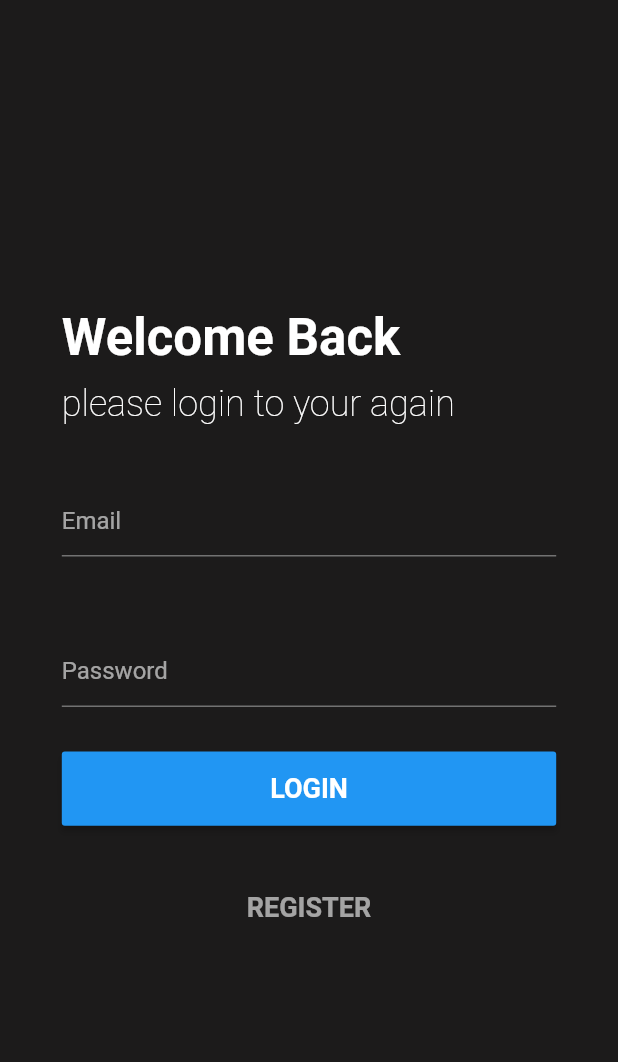
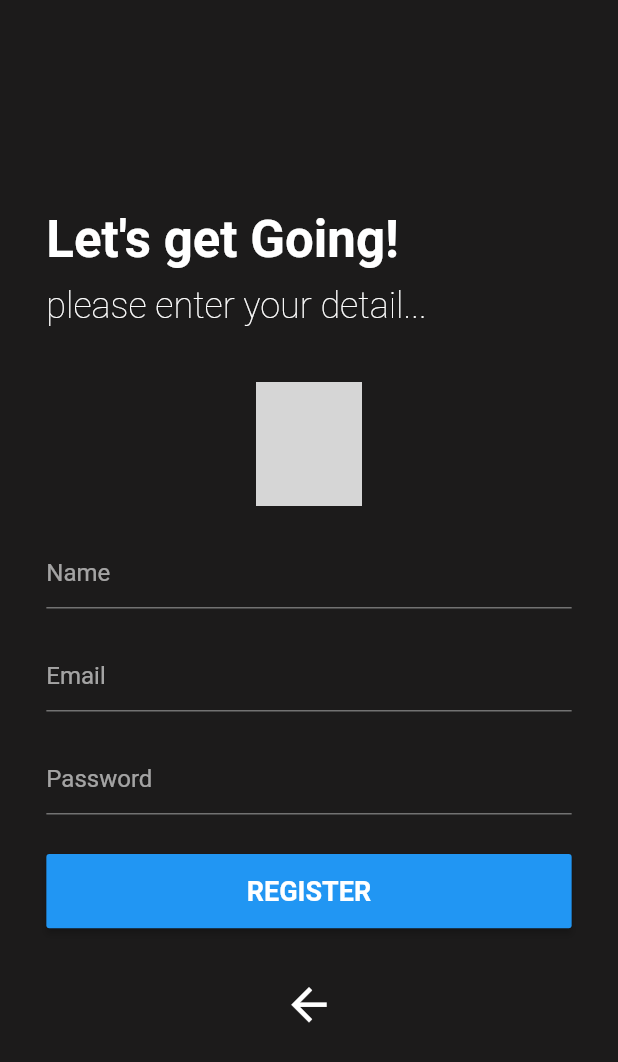
Before and after one commit to Last-dreamer/chatify, a Flutter app: the screen it shows after launch, on a phone screen of 412 x 824 dp. Shown: the top 1062 px of the screen. Run offline on Flutter 3.47's test engine with Material 2 defaults, Android fonts, the phone set to English and light mode, and no system bars; our stand-ins replace firebase_auth, firebase_core; accounts and stored records are empty; network calls fail; grey boxes are pictures that could not be loaded.

Commit message:
adding registeration UI

```diff
--- a/lib/main.dart
+++ b/lib/main.dart
@@ -1,13 +1,14 @@
 
 
 import 'package:chatify/pages/login_page.dart';
+import 'package:chatify/pages/registeration_page.dart';
 import 'package:firebase_core/firebase_core.dart';
 import 'package:flutter/cupertino.dart';
 import 'package:flutter/material.dart';
 
-void main(){
+main() async {
   WidgetsFlutterBinding.ensureInitialized();
-  Firebase.initializeApp();
+  await Firebase.initializeApp();
   runApp(MyApp());
 }
 
@@ -16,6 +17,7 @@ class MyApp extends StatelessWidget {
 
   @override
   Widget build(BuildContext context) {
+
     return MaterialApp(
       title: "My Chatify",
       debugShowCheckedModeBanner: false,
@@ -25,7 +27,7 @@ class MyApp extends StatelessWidget {
         accentColor: Color.fromRGBO(42,117, 188, 1),
         backgroundColor: Color.fromRGBO(28,27, 27, 1),
       ),
-      home: LogIn(),
+      home: RegisterationPage(),
     );
   }
 }
--- a/lib/pages/login_page.dart
+++ b/lib/pages/login_page.dart
@@ -1,3 +1,4 @@
+import 'package:chatify/pages/registeration_page.dart';
 import 'package:chatify/providers/auth_provider.dart';
 import 'package:chatify/services/snackbar_service.dart';
 import 'package:flutter/cupertino.dart';
@@ -6,7 +7,6 @@ import 'package:provider/provider.dart';
 
 class LogIn extends StatefulWidget {
   const LogIn({Key? key}) : super(key: key);
-
   @override
   _LogInState createState() => _LogInState();
 }
@@ -44,9 +44,8 @@ class _LogInState extends State<LogIn> {
   }
 
   Widget _loginPageUI() {
+    return Builder(builder: (BuildContext _context) {
 
-
-    return Builder(builder: (BuildContext _context) {
       SnackBarService.instance.buildContext = _context;
       _auth = Provider.of<AuthProvider>(_context);
       print(_auth!.user);
@@ -192,11 +191,16 @@ class _LogInState extends State<LogIn> {
         height: _deviceHeight * 0.06,
         width: _deviceWidth,
         alignment: Alignment.center,
-        child: Text('REGISTER', style: TextStyle(
-            color: Colors.white60,
-            fontSize: 18,
-            fontWeight: FontWeight.w700
-        ),),
+        child: GestureDetector(
+          onTap: () {
+            Navigator.push(context, MaterialPageRoute(builder: (context) => RegisterationPage(),));
+          },
+          child: Text('REGISTER', style: TextStyle(
+              color: Colors.white60,
+              fontSize: 18,
+              fontWeight: FontWeight.w700
+          ),),
+        ),
       ),
     );
   }
--- /dev/null
+++ b/lib/pages/registeration_page.dart
@@ -0,0 +1,222 @@
+
+
+import 'package:chatify/pages/login_page.dart';
+import 'package:flutter/cupertino.dart';
+import 'package:flutter/material.dart';
+
+class RegisterationPage extends StatefulWidget {
+  const RegisterationPage({Key? key}) : super(key: key);
+  @override
+  _RegisterationPageState createState() => _RegisterationPageState();
+}
+
+class _RegisterationPageState extends State<RegisterationPage> {
+  late double _deviceWidth;
+  late double _deviceHeight;
+
+
+  late GlobalKey<FormState> _formState;
+
+  _RegisterationPageState(){
+    _formState = GlobalKey<FormState>();
+  }
+
+  @override
+  Widget build(BuildContext context) {
+    _deviceHeight = MediaQuery.of(context).size.height;
+    _deviceWidth = MediaQuery.of(context).size.width;
+
+    return Scaffold(
+      backgroundColor: Theme.of(context).backgroundColor,
+      body: Container(
+        alignment: Alignment.center,
+        child: signupPageUI(),
+      ),
+    );
+  }
+
+ Widget signupPageUI() {
+    return Container(
+
+      width: _deviceWidth * 0.85,
+      height: _deviceHeight * 0.75,
+
+      child: Column(
+
+        mainAxisAlignment: MainAxisAlignment.spaceEvenly,
+        mainAxisSize: MainAxisSize.max,
+        crossAxisAlignment: CrossAxisAlignment.start,
+
+        children: [
+          _headerWidget(),
+          _inputForm(),
+          _loginButton(),
+          _registerButton()
+        ],
+      ),
+    );
+ }
+
+
+
+  Widget _headerWidget() {
+    return Container(
+      height: _deviceHeight * 0.12,
+      child: Column(
+        mainAxisAlignment: MainAxisAlignment.spaceEvenly,
+        crossAxisAlignment: CrossAxisAlignment.start,
+        mainAxisSize: MainAxisSize.max,
+        children: [
+          Text(
+            'Let\'s get Going! ',
+            style: TextStyle(
+                fontSize: 34, fontWeight: FontWeight.w700, color: Colors.white),
+          ),
+          Text(
+            'please enter your detail...',
+            style: TextStyle(
+              fontSize: 24, fontWeight: FontWeight.w200,
+            ),
+          ),
+        ],
+      ),
+    );
+  }
+
+  Widget _inputForm() {
+    return Container(
+      height:  _deviceHeight * 0.35,
+      child: Form(
+        key: _formState,
+        onChanged: (){},
+        child: Column(
+          crossAxisAlignment: CrossAxisAlignment.start,
+          mainAxisAlignment: MainAxisAlignment.spaceBetween,
+          mainAxisSize: MainAxisSize.max,
+          children: [
+            _imageSelectionWidget(),
+            _nameTextField(),
+            _emailTextField(),
+            _passwordTextField(),
+
+          ],
+        ),
+      ),
+    );
+  }
+
+ Widget _imageSelectionWidget() {
+    return Align(
+      alignment: Alignment.center,
+      child: Container(
+        height: _deviceHeight * 0.10,
+        width: _deviceWidth * 0.17,
+        decoration: BoxDecoration(
+          color: Colors.transparent,
+          borderRadius: BorderRadius.circular(500),
+          image: DecorationImage(
+            fit: BoxFit.cover,
+            image: NetworkImage("https://cdn0.iconfinder.com/data/icons/occupation-002/64/programmer-programming-occupation-avatar-512.png")
+          ),
+        ),
+      ),
+    );
+ }
+
+  Widget _nameTextField() {
+    return TextFormField(
+      autocorrect: false,
+      style: TextStyle(color: Colors.white),
+      onSaved: (_input){
+
+      },
+      validator: (value) {
+        return value!.length != 0  ? null : 'please enter a Name';
+      },
+      cursorColor: Colors.white,
+      decoration: InputDecoration(
+          hintText: 'Name',
+          focusedBorder: UnderlineInputBorder(
+              borderSide: BorderSide(color: Colors.white)
+          )
+      ),
+
+    );
+  }
+
+
+  Widget _emailTextField() {
+    return TextFormField(
+      autocorrect: false,
+      style: TextStyle(color: Colors.white),
+      onSaved: (_input){
+
+      },
+      validator: (value) {
+        return value!.length != 0  &&  value.contains("@") ? null : 'please enter a valid email';
+      },
+      cursorColor: Colors.white,
+      decoration: InputDecoration(
+          hintText: 'Email',
+          focusedBorder: UnderlineInputBorder(
+              borderSide: BorderSide(color: Colors.white)
+          )
+      ),
+
+    );
+  }
+
+  Widget _passwordTextField() {
+    return TextFormField(
+      autocorrect: false,
+      obscureText: true,
+      style: TextStyle(color: Colors.white),
+      onSaved: (_input){
+
+      },
+      validator: (_input) {
+        return _input!.length != 0 ? null : 'please enter a password!';
+      },
+      cursorColor: Colors.white,
+      decoration: InputDecoration(
+          hintText: 'Password',
+          focusedBorder: UnderlineInputBorder(
+              borderSide: BorderSide(color: Colors.white)
+          )
+      ),
+    );
+  }
+
+  Widget _loginButton(){
+   return Container(
+      height: _deviceHeight * 0.06,
+      width: _deviceWidth,
+      child: MaterialButton(
+        color: Colors.blue,
+        onPressed: (){
+
+        },
+        child: Text('REGISTER', style: TextStyle(
+            color: Colors.white,
+            fontSize: 18,
+            fontWeight: FontWeight.w700
+        ),),
+      ),
+    );
+  }
+
+
+  Widget _registerButton(){
+    return GestureDetector(
+       onTap: (){
+         Navigator.push(context, MaterialPageRoute(builder: (_) => LogIn()));
+       },
+       child: Container(
+         width: _deviceWidth,
+         height: _deviceHeight * 0.06,
+         child: Icon(Icons.arrow_back, size: 35, color: Colors.white),
+       ),
+    );
+  }
+
+}
```
